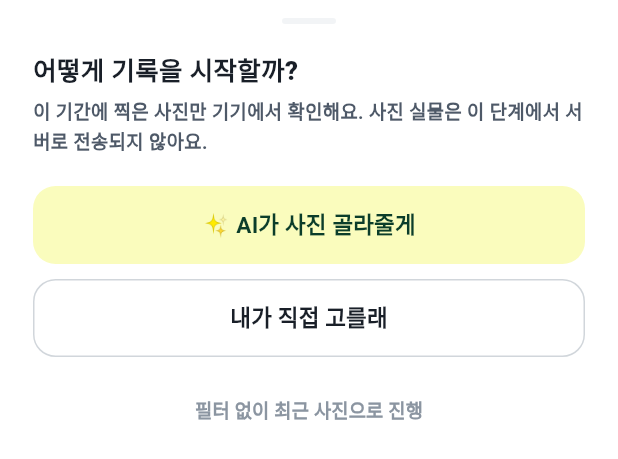
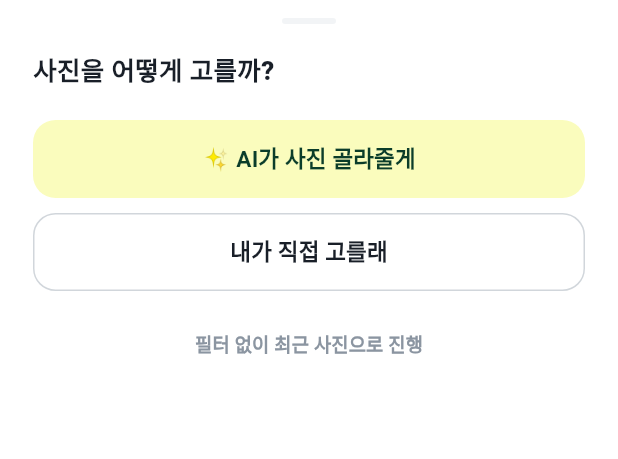
Before and after one commit to madcamp-official/26s-w2-c1-03, a Flutter app: the _RecordModeSheetContent widget shown alone on an empty page, opened directly with empty values, on a phone screen of 412 x 824 dp. Shown: the top 459 px of the screen. Run offline on Flutter 3.47's test engine with Material 3 defaults, Android fonts, the phone set to English and light mode, and no system bars; our stand-ins replace dio, firebase_core, firebase_messaging, firebase_storage, flutter_riverpod, flutter_secure_storage and 4 more; missing offline and left inert: google_mlkit_barcode_scanning, google_mlkit_face_detection, google_mlkit_text_recognition, kakao_flutter_sdk_user, photo_manager; accounts and stored records are empty; network calls fail.

Commit message:
fix: 기록 시작/사진 추가 바텀시트 문구 정리
"어떻게 기록을 시작할까?"는 이미 있는 기록에 사진을 추가하는 경로(기록
상세의 "사진 추가하기")에서는 어색한 문구라 "사진을 어떻게 고를까?"로
변경. 그 아래 프라이버시 설명 문장도 버튼 라벨만으로 이미 충분히 설명되고
반복 진입 시(사진 추가) 매번 뜨는 게 불필요해 삭제.

Co-Authored-By: Claude Sonnet 5 <noreply@anthropic.com>

```diff
--- a/frontend/lib/features/records/presentation/record_mode_sheet.dart
+++ b/frontend/lib/features/records/presentation/record_mode_sheet.dart
@@ -57,13 +57,8 @@ class _RecordModeSheetContent extends StatelessWidget {
             ),
             const SizedBox(height: 18),
             const Text(
-              '어떻게 기록을 시작할까?',
+              '사진을 어떻게 고를까?',
               style: TextStyle(fontSize: 17, fontWeight: FontWeight.w800, color: AppColors.ink900),
-            ),
-            const SizedBox(height: 4),
-            const Text(
-              '이 기간에 찍은 사진만 기기에서 확인해요. 사진 실물은 이 단계에서 서버로 전송되지 않아요.',
-              style: TextStyle(fontSize: 12.5, height: 1.5, fontWeight: FontWeight.w600, color: AppColors.ink600),
             ),
             const SizedBox(height: 20),
             AppButton(
```
